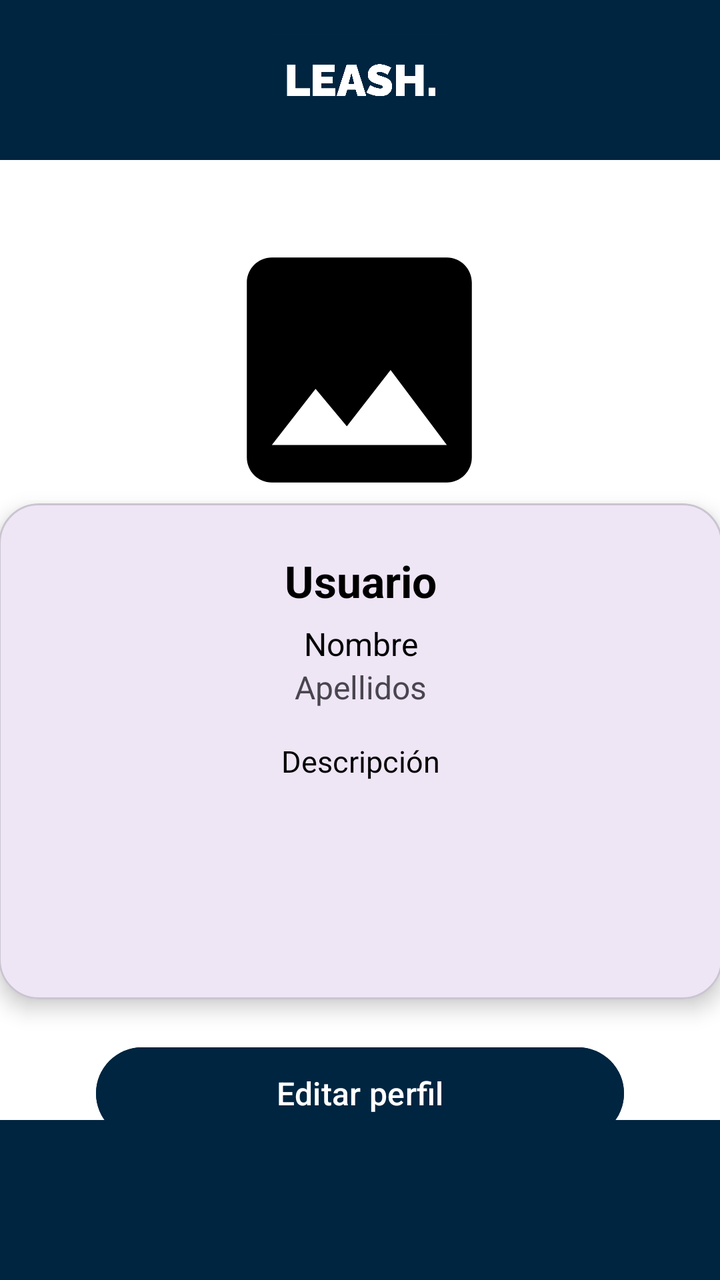
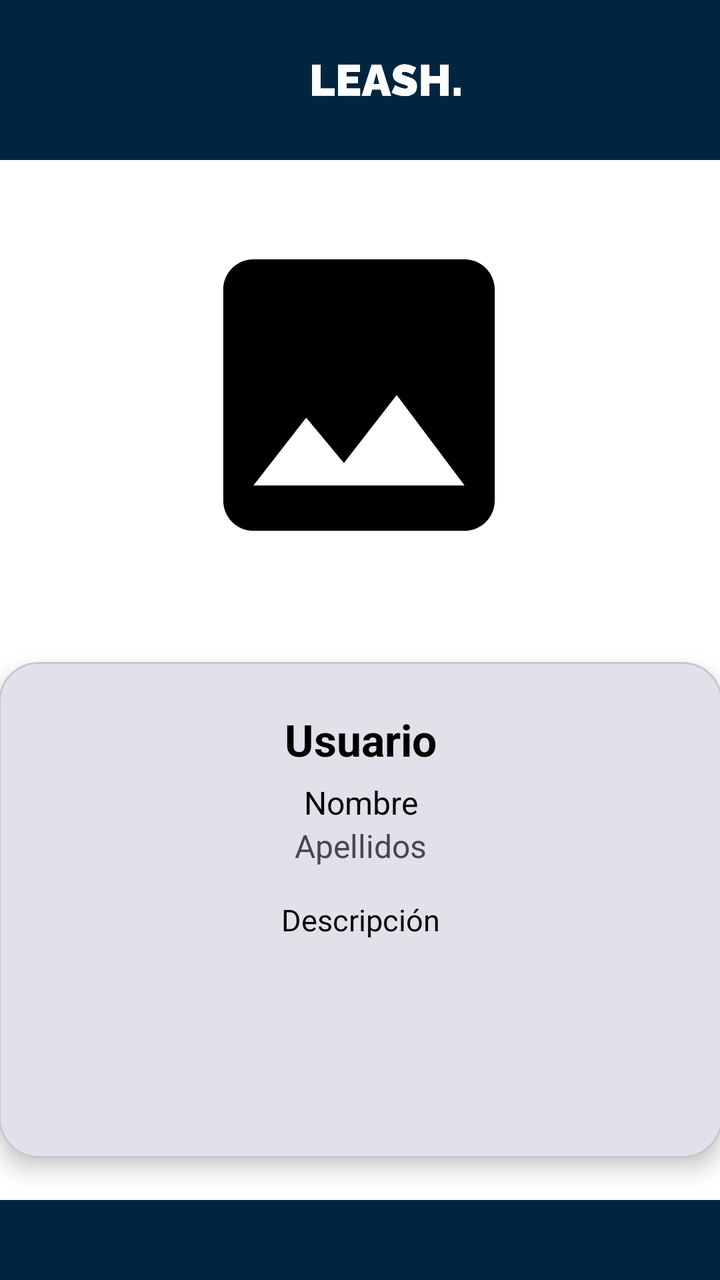

The first picture is an Android layout as it rendered before a commit; the second is the same layout after the commit. The layout source and the unified diff follow.
<!-- AndroidManifest.xml: application theme Theme.Proyecto -->
<!-- res/layout/activity_perfil_usuario.xml -->
<?xml version="1.0" encoding="utf-8"?>
<androidx.constraintlayout.widget.ConstraintLayout xmlns:android="http://schemas.android.com/apk/res/android"
    xmlns:app="http://schemas.android.com/apk/res-auto"
    xmlns:tools="http://schemas.android.com/tools"
    android:id="@+id/main"
    android:layout_width="match_parent"
    android:layout_height="match_parent"
    android:background="@color/Blanco"
    tools:context=".Vistas.PerfilUsuarioActivity">

    
    <androidx.appcompat.widget.Toolbar
        android:id="@+id/tbPerfil"
        android:layout_width="412dp"
        android:layout_height="80dp"
        android:background="@color/Azul_Logo"
        app:layout_constraintEnd_toEndOf="parent"
        app:layout_constraintStart_toStartOf="parent"
        app:layout_constraintTop_toTopOf="parent" />

    
    <ImageView
        android:id="@+id/logoEditar"
        android:layout_width="409dp"
        android:layout_height="80dp"
        android:scaleType="fitCenter"
        android:src="@drawable/logo_transparente"
        app:layout_constraintBottom_toBottomOf="@id/tbPerfil"
        app:layout_constraintEnd_toEndOf="parent"
        app:layout_constraintStart_toStartOf="parent"
        app:layout_constraintTop_toTopOf="@id/tbPerfil" />

    

    

    <com.google.android.material.imageview.ShapeableImageView
        android:id="@+id/imageView5"
        android:layout_width="148dp"
        android:layout_height="150dp"
        android:layout_marginTop="30dp"
        android:scaleType="centerCrop"
        android:src="@drawable/foto"
        app:layout_constraintEnd_toEndOf="parent"
        app:layout_constraintHorizontal_bias="0.498"
        app:layout_constraintStart_toStartOf="parent"
        app:layout_constraintTop_toBottomOf="@+id/tbPerfil"
        app:shapeAppearanceOverlay="@style/ShapeAppearanceOverlay.Material3.Corner.Full"
        app:strokeColor="@color/Blanco"
        app:strokeWidth="4dp" />

    <com.google.android.material.card.MaterialCardView
        android:id="@+id/materialCardView"
        android:layout_width="362dp"
        android:layout_height="248dp"
        android:layout_marginStart="24dp"
        android:layout_marginTop="25dp"
        android:layout_marginEnd="24dp"
        android:layout_marginBottom="20dp"
        app:cardCornerRadius="20dp"
        app:cardElevation="6dp"
        app:layout_constraintBottom_toTopOf="@+id/btnEditar"
        app:layout_constraintEnd_toEndOf="parent"
        app:layout_constraintStart_toStartOf="parent"
        app:layout_constraintTop_toBottomOf="@id/imageView5">

        <LinearLayout
            android:layout_width="match_parent"
            android:layout_height="match_parent"
            android:orientation="vertical"
            android:padding="24dp">

            
            <TextView
                android:id="@+id/txtNombreUsuarioP"
                android:layout_width="match_parent"
                android:layout_height="wrap_content"
                android:layout_gravity="center_horizontal"
                android:text="Usuario"
                android:textAlignment="center"
                android:textColor="@color/Negro"
                android:textSize="22sp"
                android:textStyle="bold" />

            
            <TextView
                android:id="@+id/txtNombreP"
                android:layout_width="match_parent"
                android:layout_height="wrap_content"
                android:layout_gravity="center_horizontal"
                android:layout_marginTop="6dp"
                android:text="@string/Nombre"
                android:textAlignment="center"
                android:textColor="@color/Negro"
                android:textSize="16sp" />

            

            <TextView
                android:id="@+id/txtApellidosP"
                android:layout_width="match_parent"
                android:layout_height="wrap_content"
                android:text="@string/Apellidos"
                android:textAlignment="center"
                android:textSize="16sp" />

            <TextView
                android:id="@+id/txtDescripcion"
                android:layout_width="314dp"
                android:layout_height="122dp"
                android:layout_marginTop="16dp"
                android:text="Descripción"
                android:textAlignment="center"
                android:textColor="@color/Negro"
                android:textSize="15sp" />

        </LinearLayout>
    </com.google.android.material.card.MaterialCardView>

    

    

    <com.google.android.material.bottomnavigation.BottomNavigationView
        android:id="@+id/bottomNavigationView"
        android:layout_width="0dp"
        android:layout_height="80dp"
        android:background="@color/Azul_Logo"
        app:layout_constraintBottom_toBottomOf="parent"
        app:layout_constraintEnd_toEndOf="parent"
        app:layout_constraintStart_toStartOf="parent" />

    <Button
        android:id="@+id/btnEditar"
        android:layout_width="0dp"
        android:layout_height="54dp"
        android:layout_marginStart="48dp"
        android:layout_marginEnd="48dp"
        android:layout_marginBottom="20dp"
        android:backgroundTint="@color/Azul_Logo"
        android:text="@string/Editar"
        android:textAllCaps="false"
        android:textColor="@color/Blanco"
        android:textSize="16sp"
        app:layout_constraintBottom_toTopOf="@+id/bottomNavigationView"
        app:layout_constraintEnd_toEndOf="parent"
        app:layout_constraintHorizontal_bias="1.0"
        app:layout_constraintStart_toStartOf="parent"
        app:layout_constraintTop_toBottomOf="@+id/materialCardView" />

</androidx.constraintlayout.widget.ConstraintLayout>
<!-- resources referenced by this layout -->
<resources>
  <color name="Azul_Logo">#002540</color>
  <color name="Blanco">#FFFFFFFF</color>
  <color name="Negro">#FF000000</color>
  <!-- drawable foto (drawable) -->
  <vector xmlns:android="http://schemas.android.com/apk/res/android" android:height="24dp" android:tint="#000000" android:viewportHeight="24" android:viewportWidth="24" android:width="24dp">
        
      <path android:fillColor="@android:color/white" android:pathData="M21,19V5c0,-1.1 -0.9,-2 -2,-2H5c-1.1,0 -2,0.9 -2,2v14c0,1.1 0.9,2 2,2h14c1.1,0 2,-0.9 2,-2zM8.5,13.5l2.5,3.01L14.5,12l4.5,6H5l3.5,-4.5z"/>
      
  </vector>
  <!-- drawable logo_transparente: png bitmap (drawable, 154148 bytes) -->
  <string name="Apellidos">Apellidos</string>
  <string name="Editar">Editar perfil</string>
  <string name="Nombre">Nombre</string>
  <style name="Theme.Proyecto" parent="Base.Theme.Proyecto" />
  <style name="Base.Theme.Proyecto" parent="Theme.Material3.DayNight.NoActionBar">
          
          
      </style>
</resources>

<!-- the commit's change to res/layout/activity_perfil_usuario.xml (unified diff, before → after) -->
@@ -19,16 +19,6 @@
         app:layout_constraintTop_toTopOf="parent" />
 
     
-    <ImageView
-        android:id="@+id/logoEditar"
-        android:layout_width="409dp"
-        android:layout_height="80dp"
-        android:scaleType="fitCenter"
-        android:src="@drawable/logo_transparente"
-        app:layout_constraintBottom_toBottomOf="@id/tbPerfil"
-        app:layout_constraintEnd_toEndOf="parent"
-        app:layout_constraintStart_toStartOf="parent"
-        app:layout_constraintTop_toTopOf="@id/tbPerfil" />
 
     
 
@@ -36,8 +26,8 @@
 
     <com.google.android.material.imageview.ShapeableImageView
         android:id="@+id/imageView5"
-        android:layout_width="148dp"
-        android:layout_height="150dp"
+        android:layout_width="181dp"
+        android:layout_height="175dp"
         android:layout_marginTop="30dp"
         android:scaleType="centerCrop"
         android:src="@drawable/foto"
@@ -45,9 +35,18 @@
         app:layout_constraintHorizontal_bias="0.498"
         app:layout_constraintStart_toStartOf="parent"
         app:layout_constraintTop_toBottomOf="@+id/tbPerfil"
-        app:shapeAppearanceOverlay="@style/ShapeAppearanceOverlay.Material3.Corner.Full"
         app:strokeColor="@color/Blanco"
         app:strokeWidth="4dp" />
+
+    <ImageView
+        android:id="@+id/imageView6"
+        android:layout_width="0dp"
+        android:layout_height="0dp"
+        android:src="@drawable/logo3"
+        app:layout_constraintBottom_toBottomOf="@+id/tbPerfil"
+        app:layout_constraintEnd_toEndOf="@+id/tbPerfil"
+        app:layout_constraintStart_toStartOf="parent"
+        app:layout_constraintTop_toTopOf="parent" />
 
     <com.google.android.material.card.MaterialCardView
         android:id="@+id/materialCardView"
@@ -56,10 +55,9 @@
         android:layout_marginStart="24dp"
         android:layout_marginTop="25dp"
         android:layout_marginEnd="24dp"
-        android:layout_marginBottom="20dp"
         app:cardCornerRadius="20dp"
         app:cardElevation="6dp"
-        app:layout_constraintBottom_toTopOf="@+id/btnEditar"
+        app:layout_constraintBottom_toTopOf="@+id/bottomNavigationView"
         app:layout_constraintEnd_toEndOf="parent"
         app:layout_constraintStart_toStartOf="parent"
         app:layout_constraintTop_toBottomOf="@id/imageView5">
@@ -124,28 +122,10 @@
     <com.google.android.material.bottomnavigation.BottomNavigationView
         android:id="@+id/bottomNavigationView"
         android:layout_width="0dp"
-        android:layout_height="80dp"
+        android:layout_height="40dp"
         android:background="@color/Azul_Logo"
         app:layout_constraintBottom_toBottomOf="parent"
         app:layout_constraintEnd_toEndOf="parent"
         app:layout_constraintStart_toStartOf="parent" />
 
-    <Button
-        android:id="@+id/btnEditar"
-        android:layout_width="0dp"
-        android:layout_height="54dp"
-        android:layout_marginStart="48dp"
-        android:layout_marginEnd="48dp"
-        android:layout_marginBottom="20dp"
-        android:backgroundTint="@color/Azul_Logo"
-        android:text="@string/Editar"
-        android:textAllCaps="false"
-        android:textColor="@color/Blanco"
-        android:textSize="16sp"
-        app:layout_constraintBottom_toTopOf="@+id/bottomNavigationView"
-        app:layout_constraintEnd_toEndOf="parent"
-        app:layout_constraintHorizontal_bias="1.0"
-        app:layout_constraintStart_toStartOf="parent"
-        app:layout_constraintTop_toBottomOf="@+id/materialCardView" />
-
 </androidx.constraintlayout.widget.ConstraintLayout>
<!-- resource entries referenced after the edit -->
@@ -9,14 +9,13 @@
       <path android:fillColor="@android:color/white" android:pathData="M21,19V5c0,-1.1 -0.9,-2 -2,-2H5c-1.1,0 -2,0.9 -2,2v14c0,1.1 0.9,2 2,2h14c1.1,0 2,-0.9 2,-2zM8.5,13.5l2.5,3.01L14.5,12l4.5,6H5l3.5,-4.5z"/>
       
   </vector>
-  <!-- drawable logo_transparente: png bitmap (drawable, 154148 bytes) -->
+  <!-- drawable logo3: png bitmap (drawable, 65591 bytes) -->
   <string name="Apellidos">Apellidos</string>
-  <string name="Editar">Editar perfil</string>
   <string name="Nombre">Nombre</string>
   <style name="Theme.Proyecto" parent="Base.Theme.Proyecto" />
   <style name="Base.Theme.Proyecto" parent="Theme.Material3.DayNight.NoActionBar">
           
-          
+          <item name="colorPrimary">@color/Azul_Logo</item>
       </style>
 </resources>
 
